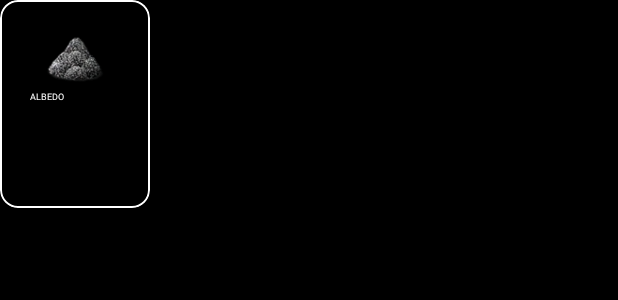
After one commit to jonah3d/WitcherApp, an Android app: the layout ingredients.xml on its own in the app's theme, with its tools: preview values and no code run, on a phone screen of 412 x 824 dp. The commit adds this screen. Shown: the top 300 px of the screen. Run offline under Robolectric (Android 15) with nearby library versions, the phone set to English and light mode, and no system bars.

```diff
--- a/app/src/main/java/org/joe/Data/Recipe.java
+++ b/app/src/main/java/org/joe/Data/Recipe.java
@@ -35,6 +35,12 @@ public class Recipe {
     private String ingredient;
     private Integer quantity;
 
+    public Recipe(Integer artifact, String ingredient, Integer quantity) {
+
+        this.artifact = artifact;
+        this.ingredient = ingredient;
+        this.quantity = quantity;}
+
     // Getters and setters
     @NonNull
     public Integer getId() { return id; }
--- a/app/src/main/res/layout/fragment_alchemy_editor.xml
+++ b/app/src/main/res/layout/fragment_alchemy_editor.xml
@@ -222,7 +222,7 @@
 
             <androidx.recyclerview.widget.RecyclerView
                 android:layout_marginStart="20dp"
-                android:id="@+id/lv_ingredients"
+                android:id="@+id/recvie_ingredients"
                 android:layout_width="250dp"
                 android:layout_height="150dp"
                 android:orientation="horizontal"
@@ -235,7 +235,7 @@
                 android:layout_marginTop="50dp"
                 android:layout_width="380dp"
                 android:layout_height="wrap_content"
-                app:layout_constraintTop_toBottomOf="@id/lv_ingredients"
+                app:layout_constraintTop_toBottomOf="@id/recvie_ingredients"
                 app:layout_constraintStart_toEndOf="@id/sb_silverDamage"
                 android:layout_marginStart="120dp"
                 />
--- /dev/null
+++ b/app/src/main/res/layout/ingredients.xml
@@ -0,0 +1,63 @@
+<?xml version="1.0" encoding="utf-8"?>
+<androidx.constraintlayout.widget.ConstraintLayout xmlns:android="http://schemas.android.com/apk/res/android"
+    android:layout_width="match_parent"
+    android:layout_height="match_parent"
+    android:background="@color/black"
+    xmlns:app="http://schemas.android.com/apk/res-auto">
+    <com.google.android.material.card.MaterialCardView
+        android:layout_width="wrap_content"
+        android:layout_height="wrap_content"
+        app:layout_constraintTop_toTopOf="parent"
+
+        app:layout_constraintHorizontal_bias="0.5"
+        app:cardBackgroundColor="@android:color/transparent"
+        app:strokeColor="@android:color/white"
+        app:strokeWidth="1dp"
+        app:layout_constraintStart_toStartOf="parent">
+
+        <androidx.constraintlayout.widget.ConstraintLayout
+            android:layout_width="wrap_content"
+            android:layout_height="wrap_content"
+            android:padding="20dp"
+            >
+
+            <ImageView
+                android:id="@+id/imgv_ingredient"
+                android:layout_width="40dp"
+                android:layout_height="40dp"
+                android:src="@drawable/albedo"
+                app:layout_constraintEnd_toEndOf="parent"
+                app:layout_constraintHorizontal_bias="0.5"
+                app:layout_constraintStart_toStartOf="parent"
+                app:layout_constraintTop_toTopOf="parent" />
+
+            <TextView
+                android:id="@+id/tv_ingredient_name"
+                android:layout_width="60dp"
+                android:textSize="6sp"
+                android:layout_height="wrap_content"
+                android:text="ALBEDO"
+                android:textColor="@android:color/white"
+                app:layout_constraintEnd_toEndOf="parent"
+                app:layout_constraintHorizontal_bias="0.5"
+                app:layout_constraintStart_toStartOf="parent"
+                app:layout_constraintTop_toBottomOf="@id/imgv_ingredient" />
+
+
+            <androidx.appcompat.widget.AppCompatTextView
+                android:id="@+id/tv_ingredientqt"
+                android:layout_width="50dp"
+                android:layout_height="50dp"
+                android:textSize="25sp"
+                android:textColor="@color/white"
+                android:textStyle="bold"
+                app:layout_constraintTop_toBottomOf="@id/tv_ingredient_name"
+               android:textAlignment="center"
+                app:layout_constraintEnd_toEndOf="parent"
+                app:layout_constraintHorizontal_bias="0.5"
+                app:layout_constraintStart_toStartOf="parent" />
+
+        </androidx.constraintlayout.widget.ConstraintLayout>
+
+    </com.google.android.material.card.MaterialCardView>
+</androidx.constraintlayout.widget.ConstraintLayout>
--- a/app/src/main/res/layout/ingredients_all_layout.xml
+++ b/app/src/main/res/layout/ingredients_all_layout.xml
@@ -7,6 +7,7 @@
     xmlns:app="http://schemas.android.com/apk/res-auto">
 
     <com.google.android.material.card.MaterialCardView
+        android:id="@+id/cardView"
         android:layout_width="match_parent"
         android:layout_height="wrap_content"
         app:layout_constraintTop_toTopOf="parent"
```
Also changed, not shown: app/src/main/java/org/joe/AlchemyViewModel.java (+49 -1 lines), app/src/main/java/org/joe/Data/IngredientWithQuantity.java (added, +59 -0 lines), app/src/main/java/org/joe/LocalData/ArtifactDao.java (+24 -0 lines), app/src/main/java/org/joe/adapters/IngredientAdaptor.java (+40 -2 lines), app/src/main/java/org/joe/adapters/IngredientQTAdapter.java (added, +71 -0 lines), app/src/main/java/org/joe/dataRepository/ArtifactRepository.java (+18 -0 lines), app/src/main/java/org/joe/fragments/FragmentAlchemyEditor.java (+34 -1 lines), app/src/main/assets/database/artifact_database.db.
